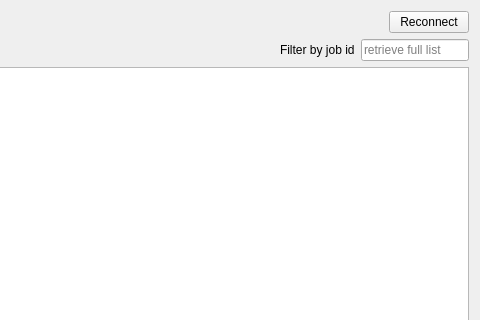
The window that svir/ui/ui_drive_engine_server.ui (gem/oq-irmt-qgis) describes before a commit, drawn with Qt 5; both pictures show x 599 to 1079 and y 0 to 320 of the 1079 by 650 pixel window.
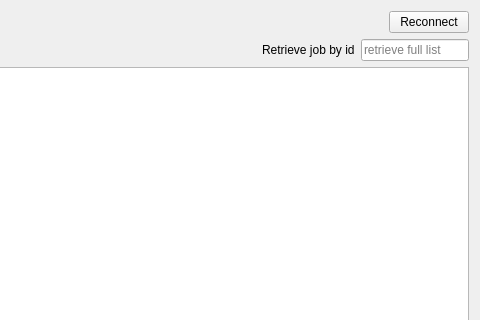
The same window after the commit. Icons and pictures are not drawn.

Commit message: Set int validator; implement on_job_id_chosen

Diff of the .ui file:
```diff
--- a/svir/ui/ui_drive_engine_server.ui
+++ b/svir/ui/ui_drive_engine_server.ui
@@ -91,7 +91,7 @@
          <item>
           <widget class="QLabel" name="filter_by_job_id_lbl">
            <property name="text">
-            <string>Filter by job id</string>
+            <string>Retrieve job by id</string>
            </property>
           </widget>
          </item>
```
Left out of the diff: 4 changed lines with no effect on the pictures. The commit also changes 1 other file.
